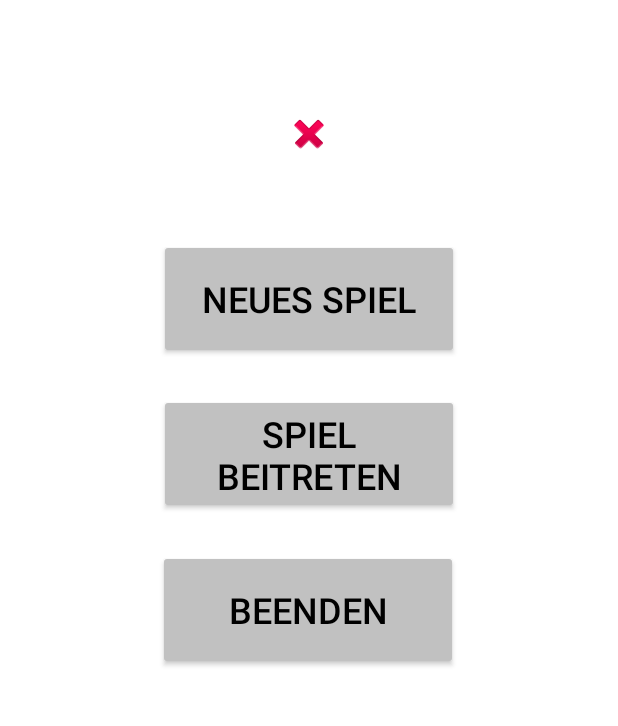
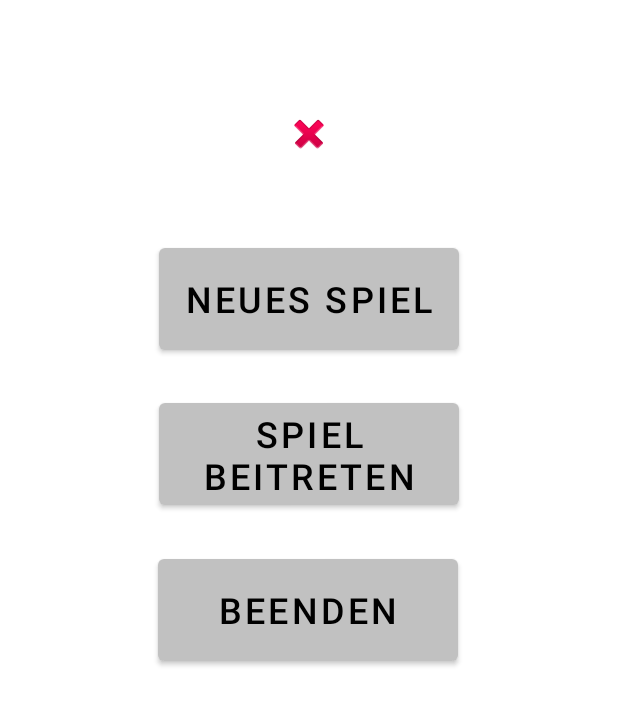
Before and after one commit to dragonaf3/koenig-der-schluecke, an Android app: the screen it shows after launch (MainActivity), on a phone screen of 412 x 824 dp, the part 456-1182 px from its top. Run offline under Robolectric (Android 15) with nearby library versions, the phone set to English and light mode, and no system bars.

Commit message:
themes.xml Theme.KönigDerSchlückeOhne Box

```diff
--- a/app/src/main/res/values/themes.xml
+++ b/app/src/main/res/values/themes.xml
@@ -16,9 +16,12 @@
         <item name="android:windowFullscreen">true</item>
     </style>
 
-    <style name="Theme.KönigDerSchlückeOhneBox" parent="Theme.AppCompat.NoActionBar">
+    <style name="Theme.KönigDerSchlückeOhneBox" parent="Theme.MaterialComponents.DayNight.DarkActionBar">
         <!-- Weitere Stildefinitionen hier -->
         <!-- Enable fullscreen -->
+        <item name="windowActionBar">false</item>
+        <item name="windowNoTitle">true</item>
+
         <item name="android:windowFullscreen">true</item>
     </style>
 
```
